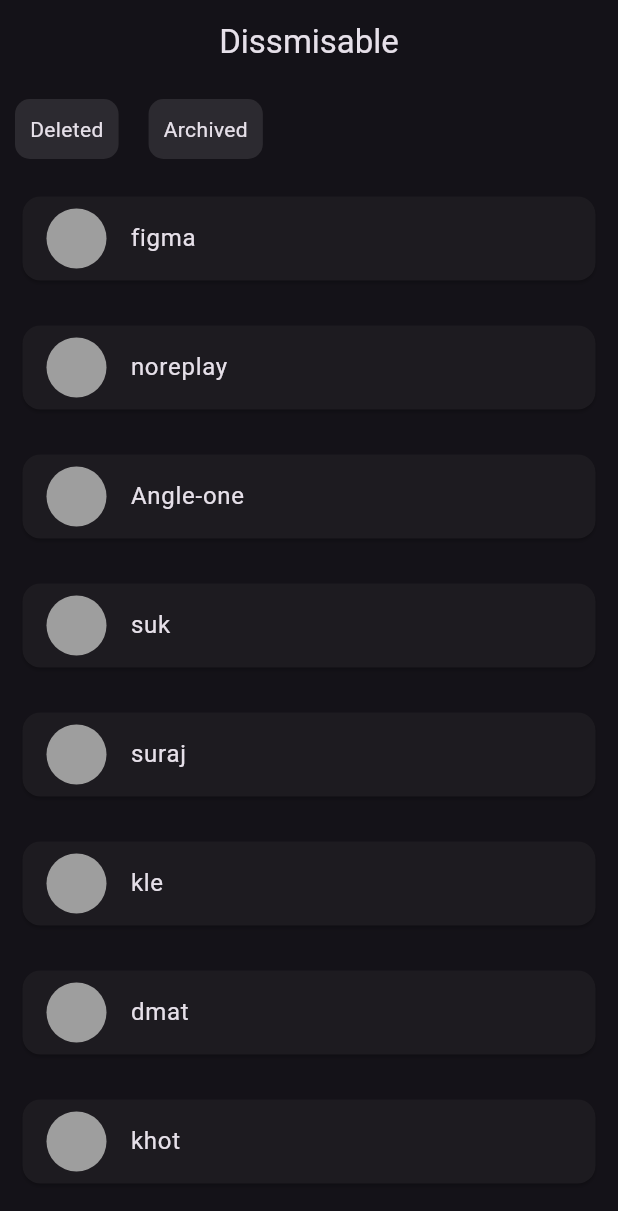
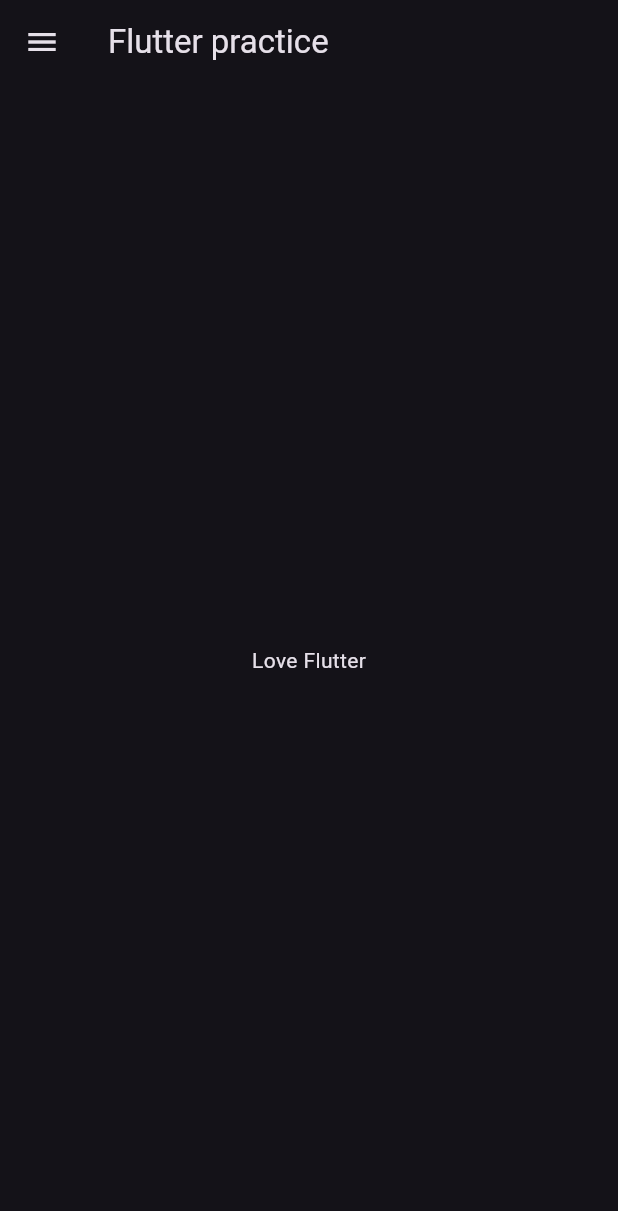
Before and after one commit to suraj-khot-19/Flutter_Advance, a Flutter app: the screen it shows after launch, on a phone screen of 412 x 824 dp. Shown: the top 1211 px of the screen. Run offline on Flutter 3.47's test engine with Material 3 defaults, Android fonts, the phone set to English and light mode, and no system bars.

```diff
--- /dev/null
+++ b/flutter_advance/lib/home.dart
@@ -0,0 +1,106 @@
+import 'package:flutter/material.dart';
+import 'package:flutter_advance/model/widgets.dart';
+
+class Home extends StatefulWidget {
+  const Home({super.key});
+
+  @override
+  State<Home> createState() => _HomeState();
+}
+
+class _HomeState extends State<Home> {
+  List<Widgets> widgets = WidgetsData().widgets;
+  @override
+  Widget build(BuildContext context) {
+    return Scaffold(
+      appBar: AppBar(
+        title: const Text("Flutter practice"),
+      ),
+      body: const Center(
+        child: Text("Love Flutter"),
+      ),
+      drawer: Drawer(
+        backgroundColor: Theme.of(context).colorScheme.secondary,
+        child: SingleChildScrollView(
+          child: Column(
+            crossAxisAlignment: CrossAxisAlignment.start,
+            children: [
+              //drawer header
+              DrawerHeader(
+                padding: EdgeInsets.zero,
+                child: Container(
+                  padding: const EdgeInsets.all(15),
+                  color: Colors.cyan.withOpacity(0.5),
+                  child: Row(
+                    children: [
+                      Container(
+                        decoration: const BoxDecoration(shape: BoxShape.circle),
+                        child: Image.asset(
+                          "assets/mi.png",
+                        ),
+                      ),
+                      const SizedBox(
+                        width: 20,
+                      ),
+                      const Column(
+                        mainAxisAlignment: MainAxisAlignment.center,
+                        children: [
+                          Text(
+                            "Suraj khot",
+                            style: TextStyle(
+                                fontWeight: FontWeight.bold, fontSize: 20),
+                          ),
+                          Text(
+                            "Love Flutte",
+                            style: TextStyle(
+                                fontWeight: FontWeight.bold, fontSize: 20),
+                          )
+                        ],
+                      )
+                    ],
+                  ),
+                ),
+              ),
+              //contents
+              ListView.builder(
+                itemCount: widgets.length,
+                shrinkWrap: true,
+                physics: const NeverScrollableScrollPhysics(),
+                itemBuilder: (context, index) {
+                  return GestureDetector(
+                    onTap: () {
+                      Navigator.pop(context);
+                      Navigator.push(context, MaterialPageRoute(
+                        builder: (context) {
+                          return widgets[index].widget;
+                        },
+                      ));
+                    },
+                    child: Card(
+                      margin: const EdgeInsets.only(bottom: 5),
+                      shape: const RoundedRectangleBorder(
+                          borderRadius: BorderRadius.zero),
+                      child: ListTile(
+                        leading: Text(
+                          [index].toString(),
+                          style: const TextStyle(
+                              fontWeight: FontWeight.bold, fontSize: 16),
+                        ),
+                        title: Text(
+                          widgets[index].name,
+                          style: const TextStyle(
+                              fontWeight: FontWeight.bold, fontSize: 16),
+                        ),
+                        trailing: const Icon(Icons.keyboard_arrow_right),
+                      ),
+                    ),
+                  );
+                },
+              )
+            ],
+          ),
+        ),
+      ),
+    );
+  }
+}
--- a/flutter_advance/lib/main.dart
+++ b/flutter_advance/lib/main.dart
@@ -1,10 +1,5 @@
-// ignore_for_file: unused_import
-
 import 'package:flutter/material.dart';
-import 'package:flutter_advance/1_stream/flutter_stream.dart';
-import 'package:flutter_advance/2_broadcasting_stream/flutter_multi_stream.dart';
-import 'package:flutter_advance/3_snack_bar/flutter_snack_bar.dart';
-import 'package:flutter_advance/4_dismissible/flutter_dismissble.dart';
+import 'package:flutter_advance/home.dart';
 
 void main() {
   runApp(const MyApp());
@@ -21,10 +16,7 @@ class MyApp extends StatelessWidget {
         useMaterial3: true,
         brightness: Brightness.dark,
       ),
-      // home: const FlutterStream(),
-      // home: const FlutterMultiStream(),
-      // home: const FlutterSnackBar(),
-      home: const FlutterDismissble(),
+      home: const Home(),
     );
   }
 }
--- /dev/null
+++ b/flutter_advance/lib/model/widgets.dart
@@ -0,0 +1,28 @@
+import 'package:flutter/material.dart';
+import 'package:flutter_advance/1_stream/flutter_stream.dart';
+import 'package:flutter_advance/2_broadcasting_stream/flutter_multi_stream.dart';
+import 'package:flutter_advance/4_dismissible/flutter_dismissble.dart';
+import 'package:flutter_advance/5_alert_dialog/flutter_alert_dialog.dart';
+import 'package:flutter_advance/home.dart';
+
+class Widgets {
+  final Widget widget;
+  final String name;
+
+  Widgets({
+    required this.widget,
+    required this.name,
+  });
+}
+
+class WidgetsData {
+  final List<Widgets> _widget = [
+    Widgets(widget: const Home(), name: "Home"),
+    Widgets(widget: const FlutterStream(), name: "Single Stream"),
+    Widgets(widget: const FlutterMultiStream(), name: "Multi Stream"),
+    Widgets(widget: const FlutterDismissble(), name: "Dismissible"),
+    Widgets(widget: const FlutterAlertDialog(), name: "Alert Dialog"),
+  ];
+  //getter
+  List<Widgets> get widgets => _widget;
+}
--- a/flutter_advance/pubspec.yaml
+++ b/flutter_advance/pubspec.yaml
@@ -59,8 +59,8 @@ flutter:
   uses-material-design: true
 
   # To add assets to your application, add an assets section, like this:
-  # assets:
-  #   - images/a_dot_burr.jpeg
+  assets:
+    - assets/
   #   - images/a_dot_ham.jpeg
 
   # An image asset can refer to one or more resolution-specific "variants", see
```
Also changed, not shown: flutter_advance/lib/5_alert_dialog/flutter_alert_dialog.dart (added, +57 -0 lines), 1 other file.
